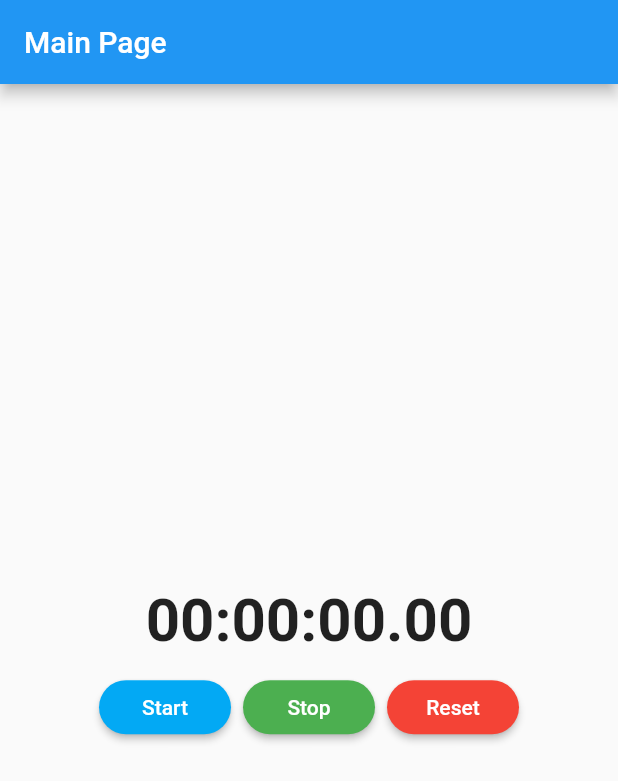
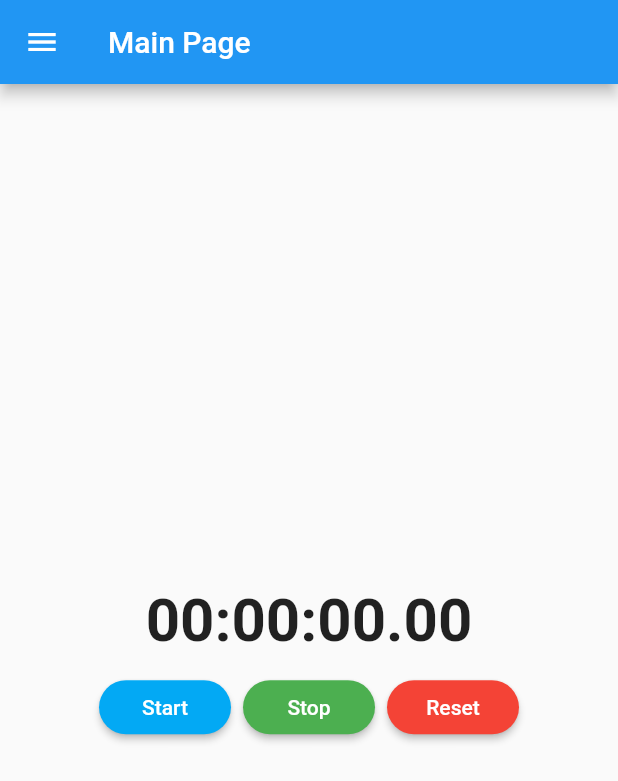
Before and after one commit to moonyah/HealthAPP, a Flutter app: the screen it shows after launch, on a phone screen of 412 x 824 dp. Shown: the top 781 px of the screen. Run offline on Flutter 3.47's test engine with Material 2 defaults, Android fonts, the phone set to English and light mode, and no system bars; our stand-ins replace stop_watch_timer; Roboto replaces fonts that are missing (Helvetica).

Commit message:
add Menubar

```diff
--- a/stopwatch/lib/main.dart
+++ b/stopwatch/lib/main.dart
@@ -68,6 +68,56 @@ class _State extends State<MainPage> {
       //메뉴바 추가할 곳
       appBar: AppBar(
         title: const Text('Main Page'),
+      ),
+
+      drawer: Drawer(
+          child: ListView(
+            padding: EdgeInsets.zero,
+            children: [
+              UserAccountsDrawerHeader(
+                accountName: Text("moon"),
+                accountEmail: Text("dltk789@gmail.com"),
+                currentAccountPicture: CircleAvatar(
+                  backgroundColor: Colors.white,
+                  backgroundImage: AssetImage('#'),
+                ),
+                otherAccountsPictures: [
+                  CircleAvatar(
+                    backgroundColor: Colors.white,
+                    backgroundImage: AssetImage('#'),
+                  ),
+                ],
+                onDetailsPressed: () => {
+                  print("clicked")
+                },
+                decoration: BoxDecoration(
+                    color: Colors.blue[200],
+                    borderRadius: BorderRadius.only(
+                        bottomLeft: Radius.circular(40),
+                        bottomRight: Radius.circular(40))),
+              ),
+              ListTile( // 마이페이지
+                leading: Icon(Icons.home, color: Colors.grey[850],),
+                title: Text("마이페이지"),
+                trailing: Icon(Icons.add),
+              ),
+              ListTile( // 알림설정
+                leading: Icon(Icons.settings, color: Colors.grey[850],),
+                title: Text("알림설정"),
+                trailing: Icon(Icons.add),
+              ),
+              ListTile( // 공지사항
+                leading: Icon(Icons.question_answer, color: Colors.grey[850],),
+                title: Text("공지사항"),
+                trailing: Icon(Icons.add),
+              ),
+              ListTile( // 친구관리
+                leading: Icon(Icons.question_answer, color: Colors.grey[850],),
+                title: Text("친구관리"),
+                trailing: Icon(Icons.add),
+              ),
+            ],
+          )
       ),
       body: Center(
         child: Column(
```
Also changed, not shown: stopwatch/lib/drawer.dart (+10 -10 lines).
